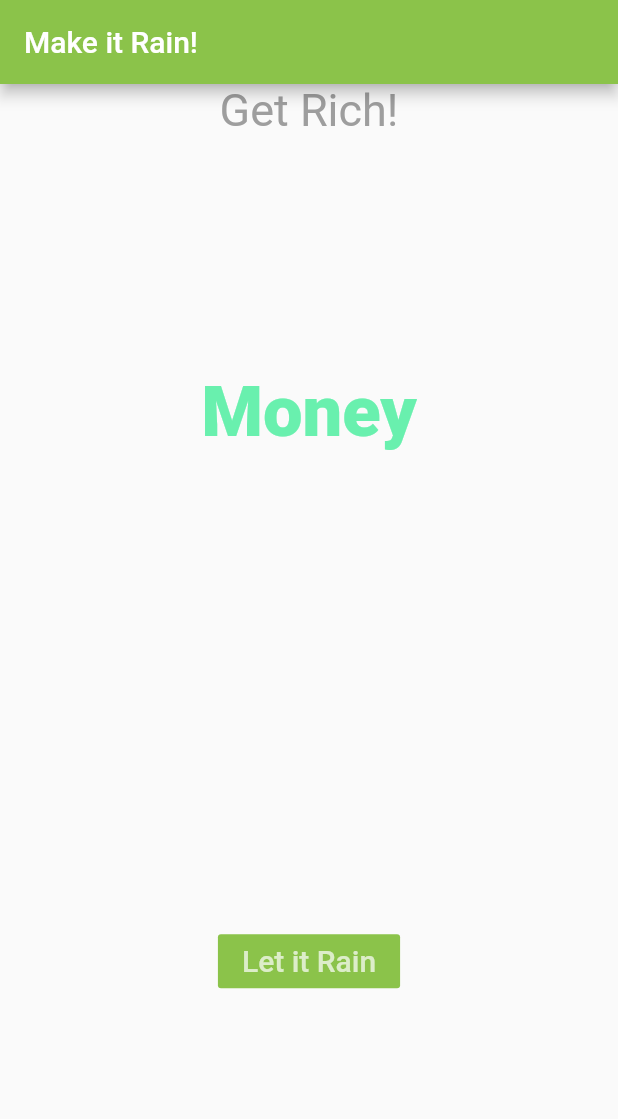
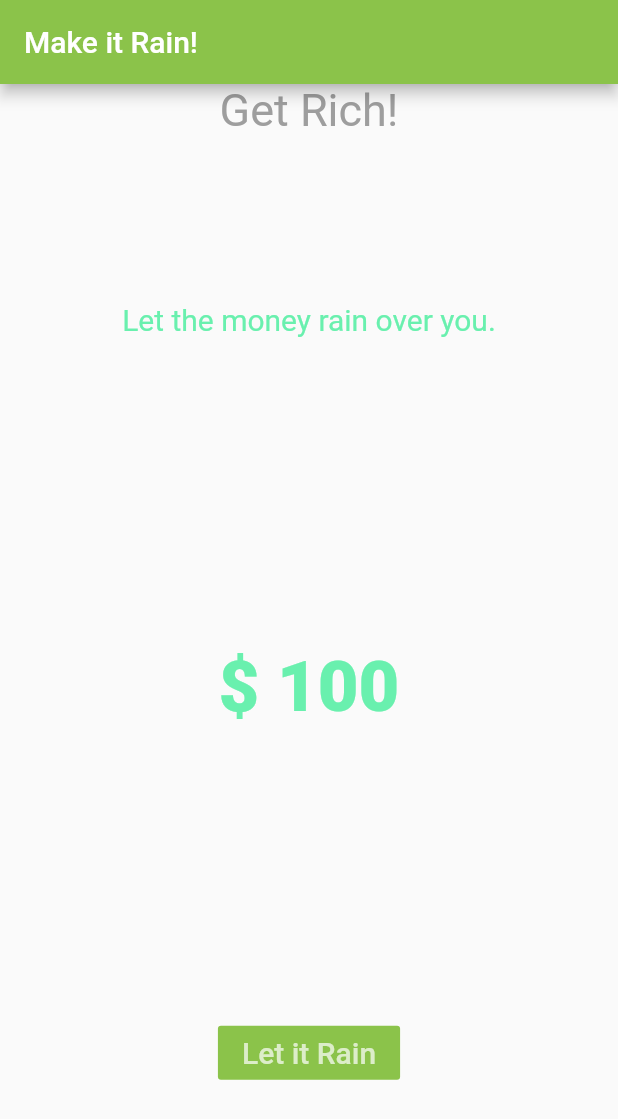
Before and after one commit to vedanshdwivedi/Flutter-Development, a Flutter app: the screen it shows after launch, after a tap on "Let it Rain", on a phone screen of 412 x 824 dp. Shown: the top 1119 px of the screen. Run offline on Flutter 3.47's test engine with Material 2 defaults, Android fonts, the phone set to English and light mode, and no system bars.

Commit message:
App With Stateful Widget

```diff
--- a/stateful01/lib/home.dart
+++ b/stateful01/lib/home.dart
@@ -8,6 +8,24 @@ class MakeItRain extends StatefulWidget {
 }
 
 class MakeItRainState extends State<MakeItRain> {
+  int _money=0;
+  Color x = Colors.greenAccent;
+  String tell = "Let the money rain over you.";
+
+  void _rainMoney(){
+    //Important - setState() is called each time we need to update UI
+    setState(() {
+      _money = _money + 100;
+      if(_money > 10000){
+        x = Colors.deepOrange;
+        tell = "Stop it Dude, You are Rich Now.";
+      }
+      if(_money > 1000){
+        x = Colors.green[800];
+        tell = "Slow down now...";
+      }
+    });
+  }
   @override
   Widget build(BuildContext context) {
     return new Scaffold(
@@ -28,10 +46,20 @@ class MakeItRainState extends State<MakeItRain> {
               ),
             ),
 
+
             new Expanded(
               child: new Center(
-                child: new Text('Money', style: new TextStyle(
-                  color: Colors.greenAccent,
+                child: new Text(tell, style: new TextStyle(
+                  color: x,
+                  fontSize: 20,
+                ),),
+              )
+            ),
+
+            new Expanded(
+              child: new Center(
+                child: new Text('\$ $_money', style: new TextStyle(
+                  color: x,
                   fontWeight: FontWeight.w800,
                   fontSize: 47,
                 ),),
@@ -44,7 +72,7 @@ class MakeItRainState extends State<MakeItRain> {
                 child: new FlatButton(
                   color: Colors.lightGreen,
                   textColor: Colors.white70,
-                  onPressed: () => debugPrint('Hey'),
+                  onPressed: _rainMoney,
                   child: Text("Let it Rain", style: new TextStyle(
                     fontSize: 20
                   ),),
```
